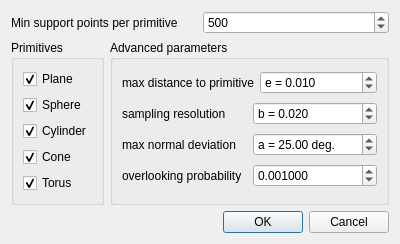
This is plugins/core/qRANSAC_SD/ransacSDDlg.ui in CloudCompare/CloudCompare as Qt 5 draws it before an edit. The edited form follows.
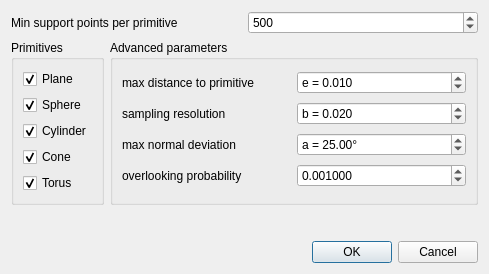
This is the edited form. Icons and pictures are not drawn.

Diff of the .ui file:
```diff
--- a/plugins/core/qRANSAC_SD/ransacSDDlg.ui
+++ b/plugins/core/qRANSAC_SD/ransacSDDlg.ui
@@ -6,8 +6,8 @@
    <rect>
     <x>0</x>
     <y>0</y>
-    <width>400</width>
-    <height>225</height>
+    <width>489</width>
+    <height>274</height>
    </rect>
   </property>
   <property name="windowTitle">
@@ -167,7 +167,7 @@
            <string>a = </string>
           </property>
           <property name="suffix">
-           <string> deg.</string>
+           <string notr="true">°</string>
           </property>
           <property name="maximum">
            <double>90.000000000000000</double>
```
Left out of the diff: 6 changed lines with no effect on the pictures.
